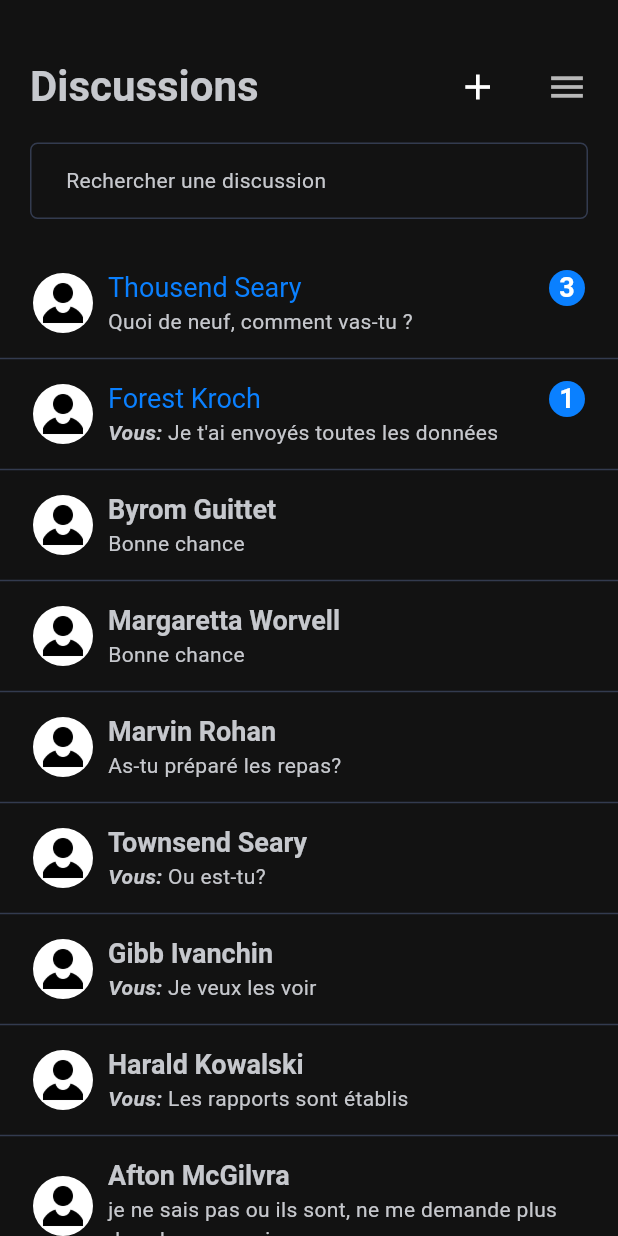
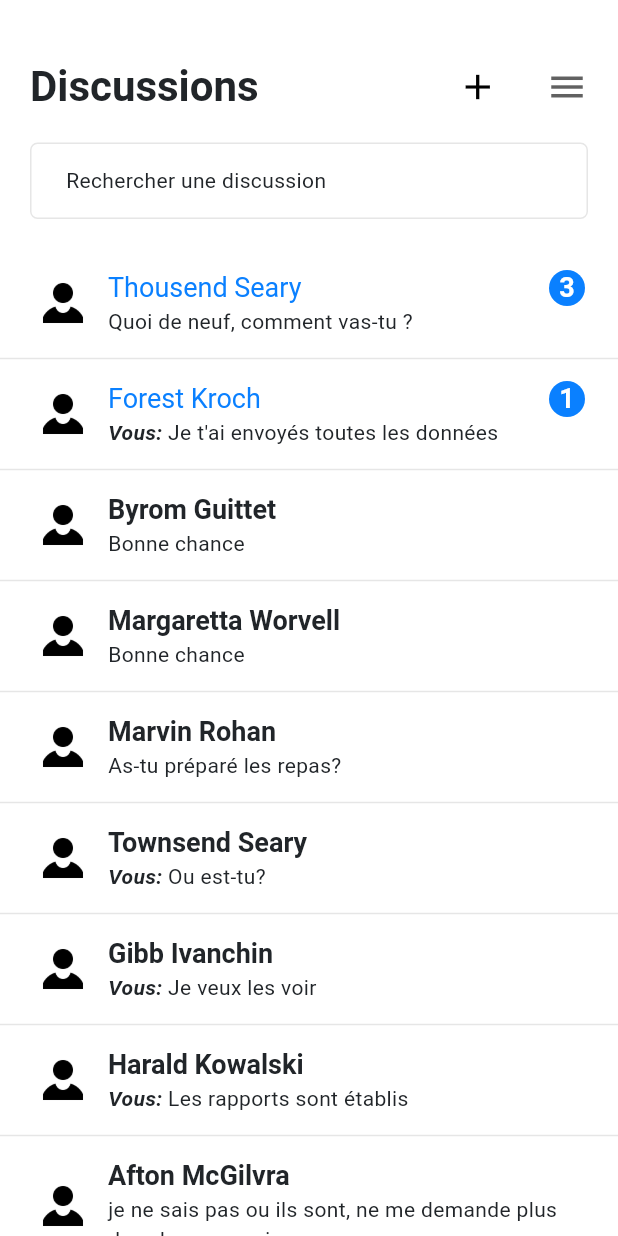
Before and after one commit to isyll/chat_app, a Flutter app: the screen it shows after launch, on a phone screen of 412 x 824 dp. Run offline on Flutter 3.47's test engine with Material 3 defaults, Android fonts, the phone set to English and light mode, and no system bars; Roboto replaces fonts that are missing (Poppins).

Commit message:
fix: make default theme to light

```diff
--- a/mobile_app/lib/main.dart
+++ b/mobile_app/lib/main.dart
@@ -17,7 +17,7 @@ class App extends StatelessWidget {
   Widget build(BuildContext context) {
     return MaterialApp(
       title: Constants.appName,
-      theme: AppTheme.darkTheme,
+      theme: AppTheme.lightTheme,
       darkTheme: AppTheme.darkTheme,
       home: const AuthScreenSwitcher(),
     );
```
